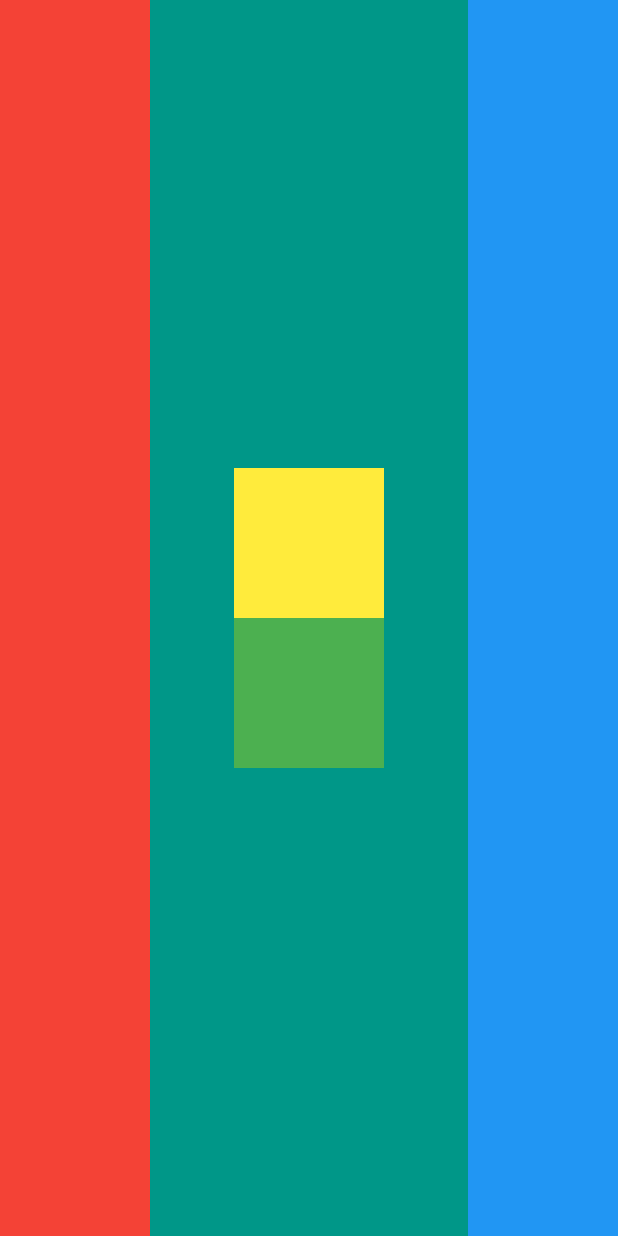
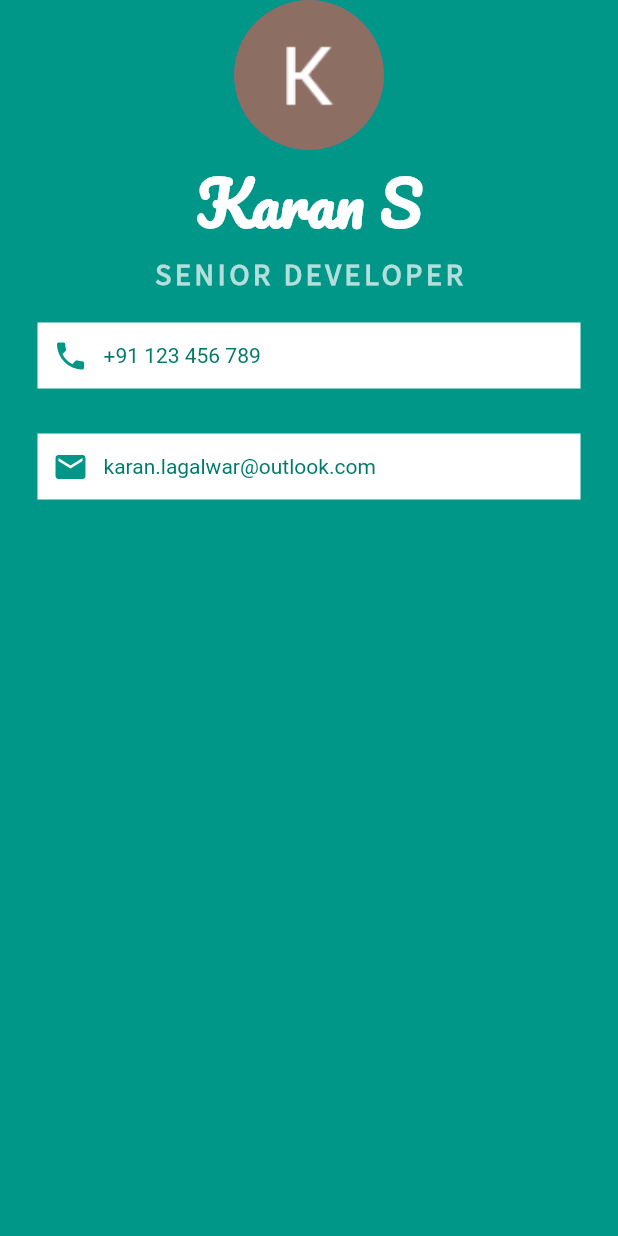
Before and after one commit to lagalwar007/flutter_learn, a Flutter app: the screen it shows after launch, on a phone screen of 412 x 824 dp. Run offline on Flutter 3.47's test engine with Material 2 defaults, Android fonts, the phone set to English and light mode, and no system bars.

Commit message:
save changes: adding icons and fonts and create MI CARD UI Widget

```diff
--- a/lib/main.dart
+++ b/lib/main.dart
@@ -11,31 +11,76 @@ class MyApp extends StatelessWidget {
         home: SafeArea(
           child: Scaffold(
             backgroundColor: Colors.teal,
-            body: Row(
-              mainAxisAlignment: MainAxisAlignment.spaceBetween,
+            body: Column(
+              //mainAxisAlignment: MainAxisAlignment.center,
+              //crossAxisAlignment: CrossAxisAlignment.center,
               children: [
-                Container(
-                  width: 100.0,
-                  color: Colors.red,
+                CircleAvatar(
+                  radius: 50.0,
+                  backgroundImage: AssetImage('images/K.png'),
                 ),
-                Column(
-                  mainAxisAlignment: MainAxisAlignment.center,
-                  children: [
-                    Container(
-                      width: 100.0,
-                      height: 100.0,
-                      color: Colors.yellow,
-                    ),
-                    Container(
-                      width: 100.0,
-                      height: 100.0,
-                      color: Colors.green,
-                    )
-                  ],
+                Text(
+                  'Karan S',
+                  style: TextStyle(
+                    fontFamily: 'Pacifico',
+                    fontSize: 40.0,
+                    color: Colors.white,
+                    fontWeight: FontWeight.bold
+                  ),
+                ),
+                Text(
+                  'SENIOR DEVELOPER',
+                  style: TextStyle(
+                    fontFamily: 'Source Sans Pro',
+                    fontWeight: FontWeight.bold,
+                    color: Colors.teal.shade100,
+                    fontSize: 20.0,
+                    letterSpacing: 2.5
+                  ),
                 ),
                 Container(
-                  width: 100.0,
-                  color: Colors.blue,
+                  color: Colors.white,
+                  margin: EdgeInsets.symmetric(horizontal: 25.00, vertical: 20.00),
+                  padding: EdgeInsets.all(10.00),
+                  child: Row(
+                    children: [
+                      Icon(
+                        Icons.phone,
+                        color: Colors.teal,
+                      ),
+                      SizedBox(
+                        width: 10.0,
+                      ),
+                      Text(
+                        '+91 123 456 789',
+                        style: TextStyle(
+                          color: Colors.teal.shade700
+                        ),
+                      )
+                    ],
+                  ),
+                ),
+                Container(
+                  color: Colors.white,
+                  margin: EdgeInsets.symmetric(horizontal: 25.00, vertical: 10.00),
+                  padding: EdgeInsets.all(10.00),
+                  child: Row(
+                    children: [
+                      Icon(
+                        Icons.email,
+                        color: Colors.teal,
+                      ),
+                      SizedBox(
+                        width: 10.0,
+                      ),
+                      Text(
+                        'karan.lagalwar@outlook.com',
+                        style: TextStyle(
+                            color: Colors.teal.shade700
+                        ),
+                      )
+                    ],
+                  ),
                 )
               ],
             ),
```
Also changed, not shown: pubspec.yaml (+8 -12 lines), fonts/Pacifico-Regular.ttf (added), fonts/SourceSansPro-Black.ttf (added), fonts/SourceSansPro-BlackItalic.ttf (added), fonts/SourceSansPro-Bold.ttf (added), fonts/SourceSansPro-BoldItalic.ttf (added), fonts/SourceSansPro-ExtraLight.ttf (added), fonts/SourceSansPro-ExtraLightItalic.ttf (added), fonts/SourceSansPro-Italic.ttf (added), fonts/SourceSansPro-Light.ttf (added), fonts/SourceSansPro-LightItalic.ttf (added), fonts/SourceSansPro-Regular.ttf (added), fonts/SourceSansPro-SemiBold.ttf (added), fonts/SourceSansPro-SemiBoldItalic.ttf (added), 2 more files.
